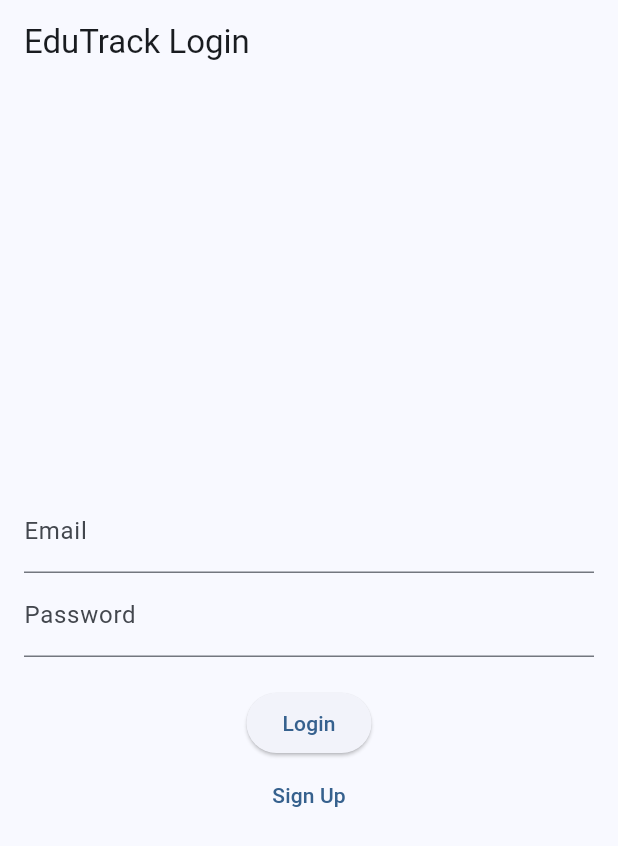
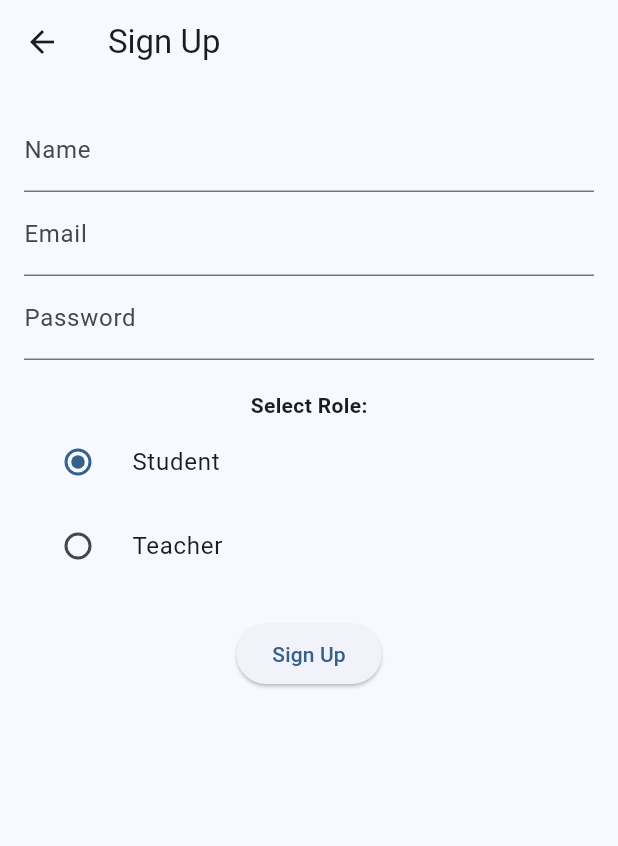
Before and after one commit to ohnogaurav/EduTrack, a Flutter app: the screen it shows after launch, after a tap on "Sign Up", on a phone screen of 412 x 824 dp. Shown: the top 846 px of the screen. Run offline on Flutter 3.47's test engine with Material 3 defaults, Android fonts, the phone set to English and light mode, and no system bars; our stand-ins replace firebase_auth, firebase_core; accounts and stored records are empty; network calls fail.

Commit message:
every thing is working fine, login/sign up screen

```diff
--- /dev/null
+++ b/lib/features/auth/home_screen.dart
@@ -0,0 +1,56 @@
+import 'package:flutter/material.dart';
+import 'login_screen.dart';
+import 'signup_screen.dart';
+
+class HomeScreen extends StatelessWidget {
+  const HomeScreen({super.key});
+
+  @override
+  Widget build(BuildContext context) {
+    return Scaffold(
+      appBar: AppBar(title: const Text('EduTrack')),
+      body: Center(
+        child: Column(
+          mainAxisAlignment: MainAxisAlignment.center,
+          children: [
+            ElevatedButton(
+              onPressed: () {
+                Navigator.push(
+                  context,
+                  MaterialPageRoute(
+                    builder: (context) => const LoginScreen(role: 'Student'),
+                  ),
+                );
+              },
+              child: const Text('Login as Student'),
+            ),
+            const SizedBox(height: 10),
+            ElevatedButton(
+              onPressed: () {
+                Navigator.push(
+                  context,
+                  MaterialPageRoute(
+                    builder: (context) => const LoginScreen(role: 'Teacher'),
+                  ),
+                );
+              },
+              child: const Text('Login as Teacher'),
+            ),
+            const SizedBox(height: 10),
+            TextButton(
+              onPressed: () {
+                Navigator.push(
+                  context,
+                  MaterialPageRoute(
+                    builder: (context) => const SignupScreen(),
+                  ),
+                );
+              },
+              child: const Text('Sign Up'),
+            ),
+          ],
+        ),
+      ),
+    );
+  }
+}
--- a/lib/features/auth/login_screen.dart
+++ b/lib/features/auth/login_screen.dart
@@ -2,7 +2,8 @@ import 'package:flutter/material.dart';
 import '../../services/auth_service.dart';
 
 class LoginScreen extends StatefulWidget {
-  const LoginScreen({super.key});
+  final String role;
+  const LoginScreen({super.key, required this.role});
 
   @override
   State<LoginScreen> createState() => _LoginScreenState();
@@ -13,10 +14,16 @@ class _LoginScreenState extends State<LoginScreen> {
   final TextEditingController _emailController = TextEditingController();
   final TextEditingController _passwordController = TextEditingController();
 
+  void _showSnackBar(String message) {
+    ScaffoldMessenger.of(context).showSnackBar(
+      SnackBar(content: Text(message)),
+    );
+  }
+
   @override
   Widget build(BuildContext context) {
     return Scaffold(
-      appBar: AppBar(title: const Text('EduTrack Login')),
+      appBar: AppBar(title: Text('Login as ${widget.role}')),
       body: Padding(
         padding: const EdgeInsets.all(16.0),
         child: Column(
@@ -34,31 +41,19 @@ class _LoginScreenState extends State<LoginScreen> {
             const SizedBox(height: 20),
             ElevatedButton(
               onPressed: () async {
-                final user = await _authService.login(
+                final result = await _authService.login(
                   _emailController.text,
                   _passwordController.text,
                 );
-                if (user != null) {
-                  print("Login Successful: ${user.email}");
-                } else {
-                  print("Login Failed");
+
+                if (result['error'] != null) {
+                  _showSnackBar(result['error']);
+                } else if (result['user'] != null) {
+                  _showSnackBar("Login Successful");
+                  print("Logged in as ${widget.role}: ${result['user'].email}");
                 }
               },
               child: const Text('Login'),
-            ),
-            TextButton(
-              onPressed: () async {
-                final user = await _authService.signUp(
-                  _emailController.text,
-                  _passwordController.text,
-                );
-                if (user != null) {
-                  print("Signup Successful: ${user.email}");
-                } else {
-                  print("Signup Failed");
-                }
-              },
-              child: const Text('Sign Up'),
             ),
           ],
         ),
--- /dev/null
+++ b/lib/features/auth/signup_screen.dart
@@ -0,0 +1,101 @@
+import 'package:flutter/material.dart';
+import '../../services/auth_service.dart';
+
+class SignupScreen extends StatefulWidget {
+  const SignupScreen({super.key});
+
+  @override
+  State<SignupScreen> createState() => _SignupScreenState();
+}
+
+class _SignupScreenState extends State<SignupScreen> {
+  final AuthService _authService = AuthService();
+  final TextEditingController _nameController = TextEditingController();
+  final TextEditingController _emailController = TextEditingController();
+  final TextEditingController _passwordController = TextEditingController();
+
+  String _selectedRole = 'student'; // Default role
+
+  void _showSnackBar(String message) {
+    ScaffoldMessenger.of(context).showSnackBar(
+      SnackBar(content: Text(message)),
+    );
+  }
+
+  @override
+  Widget build(BuildContext context) {
+    return Scaffold(
+      appBar: AppBar(title: const Text('Sign Up')),
+      body: Padding(
+        padding: const EdgeInsets.all(16.0),
+        child: SingleChildScrollView(
+          child: Column(
+            mainAxisAlignment: MainAxisAlignment.center,
+            children: [
+              TextField(
+                controller: _nameController,
+                decoration: const InputDecoration(labelText: 'Name'),
+              ),
+              TextField(
+                controller: _emailController,
+                decoration: const InputDecoration(labelText: 'Email'),
+              ),
+              TextField(
+                controller: _passwordController,
+                decoration: const InputDecoration(labelText: 'Password'),
+                obscureText: true,
+              ),
+              const SizedBox(height: 20),
+              const Text('Select Role:', style: TextStyle(fontWeight: FontWeight.bold)),
+              RadioListTile<String>(
+                title: const Text('Student'),
+                value: 'student',
+                groupValue: _selectedRole,
+                onChanged: (value) {
+                  setState(() {
+                    _selectedRole = value!;
+                  });
+                },
+              ),
+              RadioListTile<String>(
+                title: const Text('Teacher'),
+                value: 'teacher',
+                groupValue: _selectedRole,
+                onChanged: (value) {
+                  setState(() {
+                    _selectedRole = value!;
+                  });
+                },
+              ),
+              const SizedBox(height: 20),
+              ElevatedButton(
+                onPressed: () async {
+                  final result = await _authService.signUp(
+                    _emailController.text,
+                    _passwordController.text,
+                  );
+
+                  if (result['error'] != null) {
+                    _showSnackBar(result['error']);
+                  } else if (result['user'] != null) {
+                    _showSnackBar("Signup Successful");
+                    print("Signed up: ${result['user'].email} as $_selectedRole");
+                  }
+                },
+                child: const Text('Sign Up'),
+              ),
+            ],
+          ),
+        ),
+      ),
+    );
+  }
+
+  @override
+  void dispose() {
+    _nameController.dispose();
+    _emailController.dispose();
+    _passwordController.dispose();
+    super.dispose();
+  }
+}
--- a/lib/main.dart
+++ b/lib/main.dart
@@ -1,6 +1,6 @@
 import 'package:firebase_core/firebase_core.dart';
 import 'package:flutter/material.dart';
-import 'features/auth/login_screen.dart';
+import 'features/auth/home_screen.dart';
 
 void main() async {
   WidgetsFlutterBinding.ensureInitialized();
@@ -20,7 +20,7 @@ class EduTrackApp extends StatelessWidget {
         useMaterial3: true,
         colorScheme: ColorScheme.fromSeed(seedColor: Colors.blue),
       ),
-      home: const LoginScreen(),
+      home: const HomeScreen(),
     );
   }
 }
--- a/lib/services/auth_service.dart
+++ b/lib/services/auth_service.dart
@@ -3,51 +3,60 @@ import 'package:firebase_auth/firebase_auth.dart';
 class AuthService {
   final FirebaseAuth _auth = FirebaseAuth.instance;
 
-  Future<User?> signUp(String email, String password) async {
+  String _mapErrorCode(String errorCode) {
+    switch (errorCode) {
+      case 'invalid-email':
+        return 'Invalid email format';
+      case 'user-not-found':
+        return 'User not found';
+      case 'wrong-password':
+        return 'Incorrect password';
+      case 'email-already-in-use':
+        return 'Email already registered';
+      case 'weak-password':
+        return 'Password should be at least 6 characters';
+      case 'user-disabled':
+        return 'This user has been disabled';
+      case 'operation-not-allowed':
+        return 'Email/password accounts are not enabled';
+      default:
+        return 'An error occurred. Please try again';
+    }
+  }
+
+  Future<Map<String, dynamic>> signUp(String email, String password) async {
     try {
       UserCredential result = await _auth.createUserWithEmailAndPassword(
         email: email.trim(),
         password: password.trim(),
       );
-      print("Signup Success: ${result.user?.email}");
-      return result.user;
+      return {'user': result.user, 'error': null};
     } on FirebaseAuthException catch (e) {
-      print("SIGNUP ERROR CODE: ${e.code}");
-      print("SIGNUP ERROR MESSAGE: ${e.message}");
-      return null;
-    } catch (e, stack) {
-      print("UNKNOWN SIGNUP ERROR: $e");
-      print("STACK TRACE: $stack");
-      return null;
+      return {'user': null, 'error': _mapErrorCode(e.code)};
+    } catch (e) {
+      return {'user': null, 'error': 'An unexpected error occurred'};
     }
   }
 
-  Future<User?> login(String email, String password) async {
+  Future<Map<String, dynamic>> login(String email, String password) async {
     try {
       UserCredential result = await _auth.signInWithEmailAndPassword(
         email: email.trim(),
         password: password.trim(),
       );
-      print("Login Success: ${result.user?.email}");
-      return result.user;
+      return {'user': result.user, 'error': null};
     } on FirebaseAuthException catch (e) {
-      print("LOGIN ERROR CODE: ${e.code}");
-      print("LOGIN ERROR MESSAGE: ${e.message}");
-      return null;
-    } catch (e, stack) {
-      print("UNKNOWN LOGIN ERROR: $e");
-      print("STACK TRACE: $stack");
-      return null;
+      return {'user': null, 'error': _mapErrorCode(e.code)};
+    } catch (e) {
+      return {'user': null, 'error': 'An unexpected error occurred'};
     }
   }
 
   Future<void> logout() async {
     try {
       await _auth.signOut();
-      print("Logout Success");
-    } catch (e, stack) {
+    } catch (e) {
       print("LOGOUT ERROR: $e");
-      print("STACK TRACE: $stack");
     }
   }
 }
```
